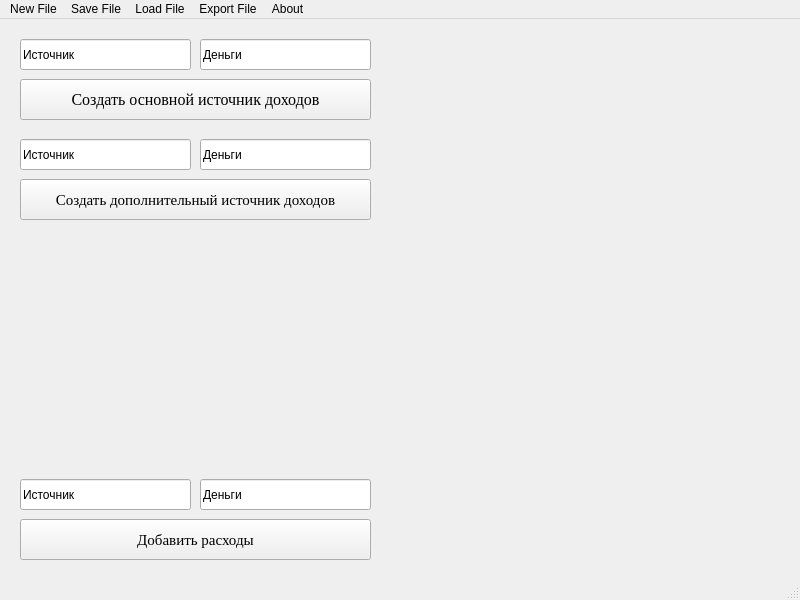
Old version of the form Example/qtclass.ui in the repository Myakita/Income-Expenses.
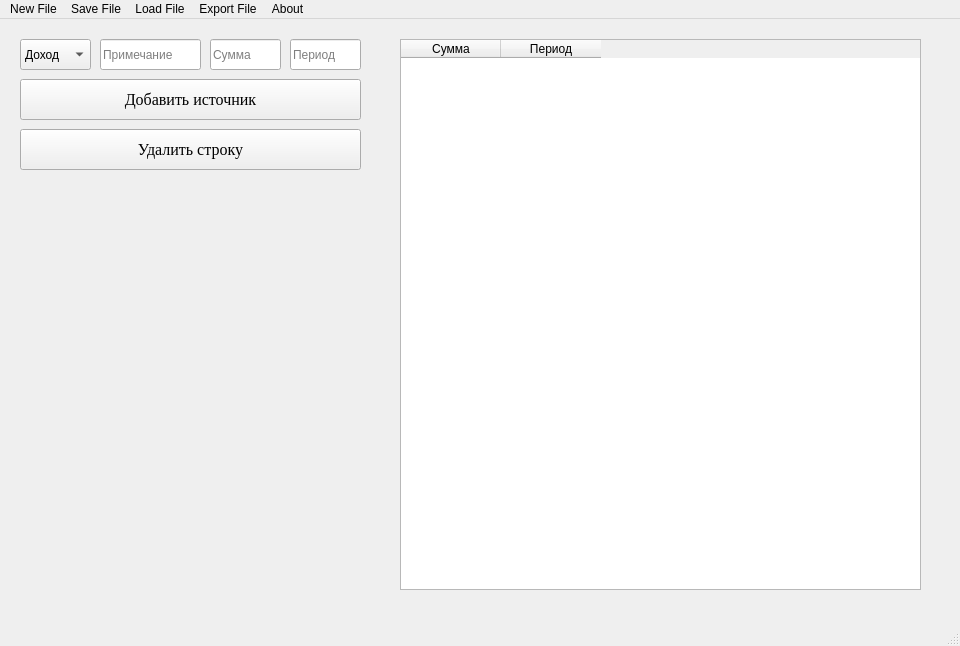
New version of the form.

```diff
--- a/Example/qtclass.ui
+++ b/Example/qtclass.ui
@@ -6,8 +6,8 @@
    <rect>
     <x>0</x>
     <y>0</y>
-    <width>800</width>
-    <height>600</height>
+    <width>960</width>
+    <height>646</height>
    </rect>
   </property>
   <property name="windowTitle">
@@ -19,7 +19,7 @@
      <rect>
       <x>20</x>
       <y>60</y>
-      <width>351</width>
+      <width>341</width>
       <height>41</height>
      </rect>
     </property>
@@ -30,123 +30,129 @@
      </font>
     </property>
     <property name="text">
-     <string>Создать основной источник доходов</string>
-    </property>
-   </widget>
-   <widget class="QLineEdit" name="lineEdit">
-    <property name="geometry">
-     <rect>
-      <x>20</x>
-      <y>20</y>
-      <width>171</width>
-      <height>31</height>
-     </rect>
-    </property>
-    <property name="text">
-     <string>Источник</string>
+     <string>Добавить источник</string>
     </property>
    </widget>
    <widget class="QLineEdit" name="lineEdit_2">
     <property name="geometry">
      <rect>
-      <x>200</x>
+      <x>210</x>
       <y>20</y>
-      <width>171</width>
+      <width>71</width>
       <height>31</height>
      </rect>
     </property>
     <property name="text">
-     <string>Деньги</string>
+     <string/>
+    </property>
+    <property name="placeholderText">
+     <string>Сумма</string>
     </property>
    </widget>
-   <widget class="QLineEdit" name="lineEdit_3">
+   <widget class="QTableWidget" name="tableWidget">
     <property name="geometry">
      <rect>
-      <x>200</x>
-      <y>120</y>
-      <width>171</width>
-      <height>31</height>
+      <x>400</x>
+      <y>20</y>
+      <width>521</width>
+      <height>551</height>
      </rect>
     </property>
-    <property name="text">
-     <string>Деньги</string>
+    <property name="minimumSize">
+     <size>
+      <width>411</width>
+      <height>0</height>
+     </size>
     </property>
+    <column>
+     <property name="text">
+      <string>Сумма</string>
+     </property>
+    </column>
+    <column>
+     <property name="text">
+      <string>Период</string>
+     </property>
+    </column>
    </widget>
-   <widget class="QPushButton" name="pushButton_2">
+   <widget class="QComboBox" name="comboBox">
     <property name="geometry">
      <rect>
       <x>20</x>
-      <y>160</y>
-      <width>351</width>
-      <height>41</height>
+      <y>20</y>
+      <width>71</width>
+      <height>31</height>
      </rect>
     </property>
-    <property name="font">
-     <font>
-      <family>Times New Roman</family>
-      <pointsize>11</pointsize>
-     </font>
+    <item>
+     <property name="text">
+      <string>Доход</string>
+     </property>
+    </item>
+    <item>
+     <property name="text">
+      <string>Расход</string>
+     </property>
+    </item>
+   </widget>
+   <widget class="QLineEdit" name="lineEdit_7">
+    <property name="geometry">
+     <rect>
+      <x>100</x>
+      <y>20</y>
+      <width>101</width>
+      <height>31</height>
+     </rect>
+    </property>
+    <property name="tabletTracking">
+     <bool>false</bool>
+    </property>
+    <property name="autoFillBackground">
+     <bool>false</bool>
     </property>
     <property name="text">
-     <string>Создать дополнительный источник доходов</string>
+     <string/>
+    </property>
+    <property name="placeholderText">
+     <string>Примечание</string>
+    </property>
+    <property name="clearButtonEnabled">
+     <bool>false</bool>
     </property>
    </widget>
    <widget class="QLineEdit" name="lineEdit_4">
     <property name="geometry">
      <rect>
-      <x>20</x>
-      <y>120</y>
-      <width>171</width>
+      <x>290</x>
+      <y>20</y>
+      <width>71</width>
       <height>31</height>
      </rect>
     </property>
     <property name="text">
-     <string>Источник</string>
+     <string/>
     </property>
-   </widget>
-   <widget class="QLineEdit" name="lineEdit_5">
-    <property name="geometry">
-     <rect>
-      <x>20</x>
-      <y>460</y>
-      <width>171</width>
-      <height>31</height>
-     </rect>
-    </property>
-    <property name="text">
-     <string>Источник</string>
+    <property name="placeholderText">
+     <string>Период</string>
     </property>
    </widget>
    <widget class="QPushButton" name="pushButton_3">
     <property name="geometry">
      <rect>
       <x>20</x>
-      <y>500</y>
-      <width>351</width>
+      <y>110</y>
+      <width>341</width>
       <height>41</height>
      </rect>
     </property>
     <property name="font">
      <font>
       <family>Times New Roman</family>
-      <pointsize>11</pointsize>
+      <pointsize>12</pointsize>
      </font>
     </property>
     <property name="text">
-     <string>Добавить расходы</string>
-    </property>
-   </widget>
-   <widget class="QLineEdit" name="lineEdit_6">
-    <property name="geometry">
-     <rect>
-      <x>200</x>
-      <y>460</y>
-      <width>171</width>
-      <height>31</height>
-     </rect>
-    </property>
-    <property name="text">
-     <string>Деньги</string>
+     <string>Удалить строку</string>
     </property>
    </widget>
   </widget>
@@ -155,7 +161,7 @@
     <rect>
      <x>0</x>
      <y>0</y>
-     <width>800</width>
+     <width>960</width>
      <height>25</height>
     </rect>
    </property>
@@ -164,26 +170,26 @@
      <string>New File</string>
     </property>
    </widget>
-   <widget class="QMenu" name="menuSave_File">
-    <property name="title">
-     <string>Save File</string>
-    </property>
-   </widget>
-   <widget class="QMenu" name="menuLoad_File">
-    <property name="title">
-     <string>Load File</string>
-    </property>
-   </widget>
-   <widget class="QMenu" name="menuExport_File">
-    <property name="title">
-     <string>Export File</string>
-    </property>
-   </widget>
    <widget class="QMenu" name="menuAbout">
     <property name="title">
      <string>About</string>
     </property>
    </widget>
+   <widget class="QMenu" name="menuExport_File">
+    <property name="title">
+     <string>Export File</string>
+    </property>
+   </widget>
+   <widget class="QMenu" name="menuLoad_File">
+    <property name="title">
+     <string>Load File</string>
+    </property>
+   </widget>
+   <widget class="QMenu" name="menuSave_File">
+    <property name="title">
+     <string>Save File</string>
+    </property>
+   </widget>
    <addaction name="menuNew_File"/>
    <addaction name="menuSave_File"/>
    <addaction name="menuLoad_File"/>
```
